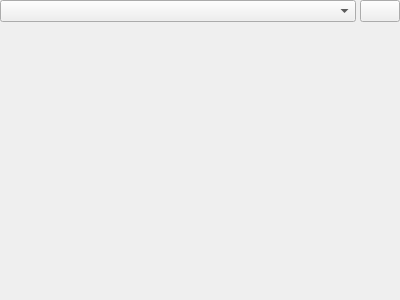
ankitects/anki, file designer/clayout_top.ui: the form before one commit.
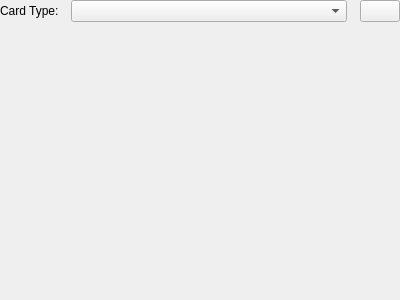
The form after the commit.

Commit message: tidy up card name list

The edit to the form file:
```diff
--- a/designer/clayout_top.ui
+++ b/designer/clayout_top.ui
@@ -23,8 +23,15 @@
    <item>
     <layout class="QHBoxLayout" name="horizontalLayout">
      <property name="spacing">
-      <number>-1</number>
+      <number>12</number>
      </property>
+     <item>
+      <widget class="QLabel" name="label">
+       <property name="text">
+        <string>Card Type:</string>
+       </property>
+      </widget>
+     </item>
      <item>
       <widget class="QComboBox" name="templatesBox">
        <property name="sizePolicy">
```
The commit also changes 1 other file.
